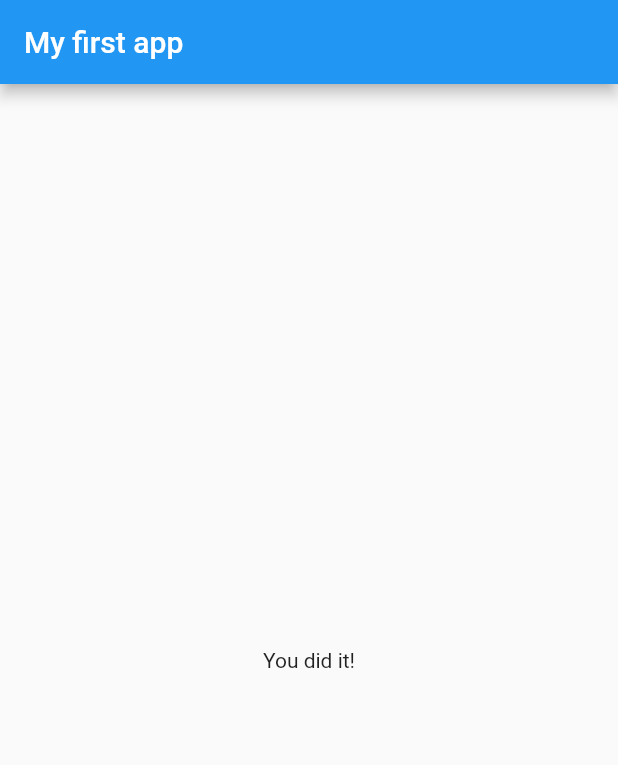
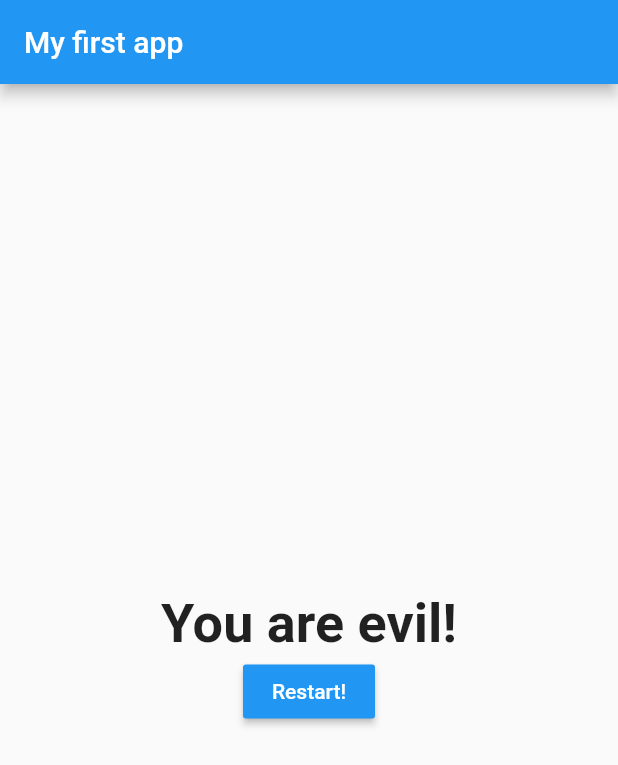
Before and after one commit to TheLueddy/Flutter, a Flutter app: the screen it shows after launch, after a tap on "Red", after a tap on "Lion", after a tap on "Sat1", on a phone screen of 412 x 824 dp. Shown: the top 765 px of the screen. Run offline on Flutter 3.47's test engine with Material 2 defaults, Android fonts, the phone set to English and light mode, and no system bars.

Commit message:
Complete first_app!

```diff
--- a/first_app/lib/main.dart
+++ b/first_app/lib/main.dart
@@ -1,7 +1,7 @@
 import 'package:flutter/material.dart';
 
-import './question.dart';
-import './answer.dart';
+import './quiz.dart';
+import './result.dart';
 
 void main() {
   runApp(MyApp());
@@ -13,29 +13,51 @@ class MyApp extends StatefulWidget {
 }
 
 class _MyAppState extends State<MyApp> {
-  static const questions = [
+  static const _questions = [
     {
       'questionText': 'What\'s your favorite color?',
-      'answers': ['Red', 'Blue', 'Green', 'Yellow']
+      'answers': [
+        {'text': 'Red', 'score': 10},
+        {'text': 'Blue', 'score': 8},
+        {'text': 'Green', 'score': 5},
+        {'text': 'Yellow', 'score': 2}
+      ]
     },
     {
       'questionText': 'What\'s your favorite animal?',
-      'answers': ['Elephant', 'Lion', 'Dog']
+      'answers': [
+        {'text': 'Elephant', 'score': 2},
+        {'text': 'Lion', 'score': 8},
+        {'text': 'Dog', 'score': 4}
+      ]
     },
     {
       'questionText': 'What\'s your favorite TV channel?',
-      'answers': ['Sat1', 'Pro7', 'Dmax', 'RTL']
+      'answers': [
+        {'text': 'Sat1', 'score': 8},
+        {'text': 'Pro7', 'score': 7},
+        {'text': 'Dmax', 'score': 10},
+        {'text': 'RTL', 'score': 4}
+      ]
     },
   ];
 
   var _questionIndex = 0;
+  var _totalScore = 0;
 
-  void _answerQuestion() {
+  void _resetQuiz() {
+    setState(() {
+      _questionIndex = 0;
+      _totalScore = 0;
+    });
+  }
+
+  void _answerQuestion(int score) {
+    _totalScore += score;
+
     setState(() {
       _questionIndex += 1;
     });
-
-    if (_questionIndex < questions.length) {}
   }
 
   @override
@@ -45,19 +67,12 @@ class _MyAppState extends State<MyApp> {
         appBar: AppBar(
           title: Text('My first app'),
         ),
-        body: _questionIndex < questions.length
-            ? Column(
-                children: [
-                  Question(questions[_questionIndex]['questionText']),
-                  ...(questions[_questionIndex]['answers'] as List<String>)
-                      .map((answer) {
-                    return Answer(_answerQuestion, answer);
-                  }).toList()
-                ],
-              )
-            : Center(
-                child: Text('You did it!'),
-              ),
+        body: _questionIndex < _questions.length
+            ? Quiz(
+                questions: _questions,
+                questionIndex: _questionIndex,
+                answerQuestion: _answerQuestion)
+            : Result(_totalScore, _resetQuiz),
       ),
     );
   }
--- /dev/null
+++ b/first_app/lib/quiz.dart
@@ -0,0 +1,28 @@
+import 'package:flutter/material.dart';
+
+import './question.dart';
+import './answer.dart';
+
+class Quiz extends StatelessWidget {
+  final List<Map<String, Object>> questions;
+  final int questionIndex;
+  final Function answerQuestion;
+
+  Quiz(
+      {@required this.questions,
+      @required this.questionIndex,
+      @required this.answerQuestion});
+
+  @override
+  Widget build(BuildContext context) {
+    return Column(
+      children: [
+        Question(questions[questionIndex]['questionText']),
+        ...(questions[questionIndex]['answers'] as List<Map<String, Object>>)
+            .map((answer) {
+          return Answer(() => answerQuestion(answer['score']), answer['text']);
+        }).toList()
+      ],
+    );
+  }
+}
--- /dev/null
+++ b/first_app/lib/result.dart
@@ -0,0 +1,42 @@
+import 'package:flutter/material.dart';
+
+class Result extends StatelessWidget {
+  final int totalScore;
+  final Function resetQuiz;
+
+  Result(this.totalScore, this.resetQuiz);
+
+  String get resultPhrase {
+    String resultText;
+    if (totalScore <= 8) {
+      resultText = 'You are innocent!';
+    } else if (totalScore <= 24) {
+      resultText = 'You are okay!';
+    } else {
+      resultText = 'You are evil!';
+    }
+    return resultText;
+  }
+
+  @override
+  Widget build(BuildContext context) {
+    return Center(
+      child: Column(
+        children: [
+          Text(
+            resultPhrase,
+            style: TextStyle(fontSize: 36, fontWeight: FontWeight.bold),
+            textAlign: TextAlign.center,
+          ),
+          RaisedButton(
+            color: Colors.blue,
+            textColor: Colors.white,
+            child: Text('Restart!'),
+            onPressed: resetQuiz,
+          )
+        ],
+        mainAxisAlignment: MainAxisAlignment.center,
+      ),
+    );
+  }
+}
```
